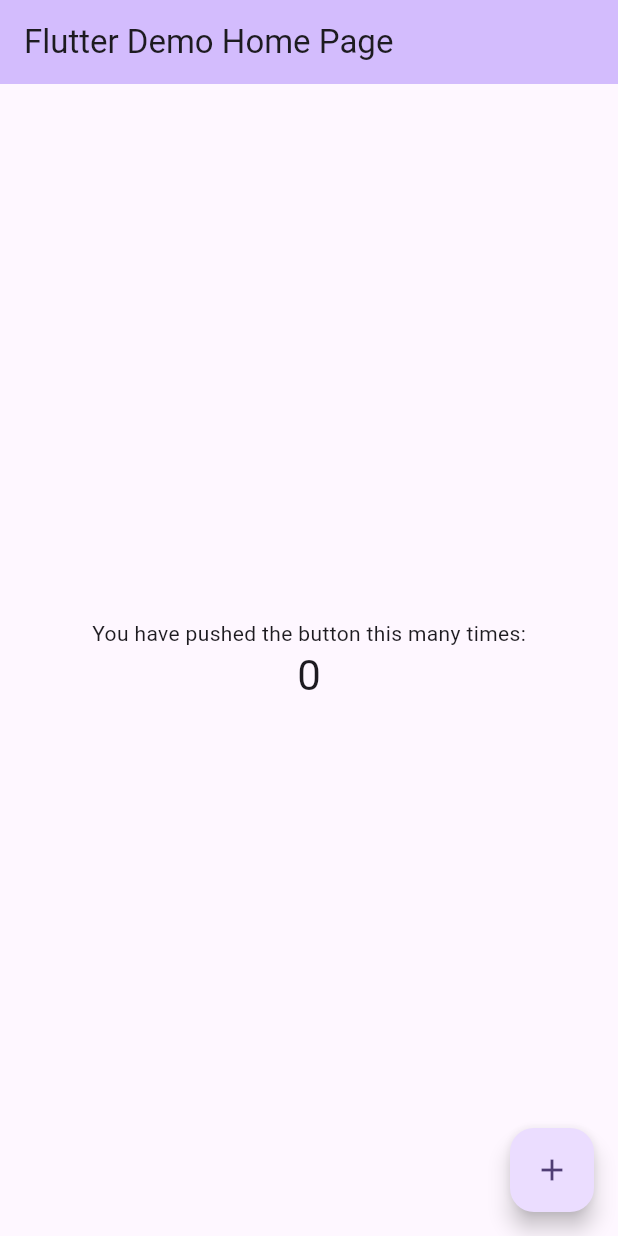
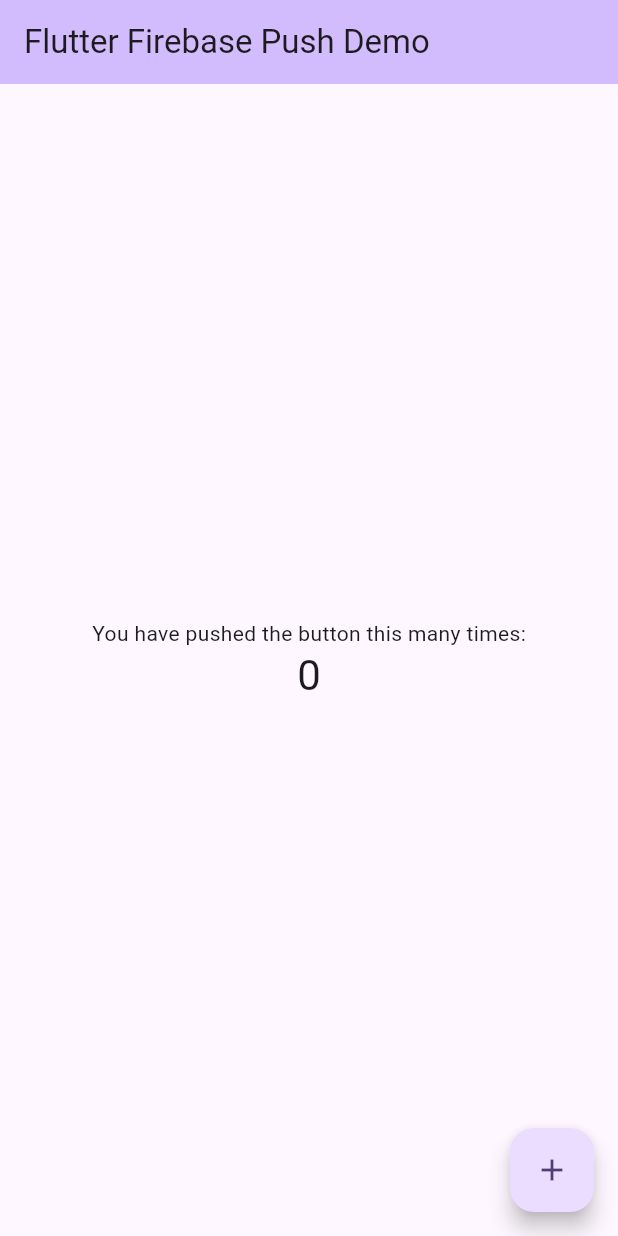
Before and after one commit to codexnoise/flutter_firebase_push, a Flutter app: the screen it shows after launch, on a phone screen of 412 x 824 dp. Run offline on Flutter 3.47's test engine with Material 3 defaults, Android fonts, the phone set to English and light mode, and no system bars.

```diff
--- a/lib/main.dart
+++ b/lib/main.dart
@@ -11,7 +11,7 @@ class MyApp extends StatelessWidget {
   @override
   Widget build(BuildContext context) {
     return MaterialApp(
-      title: 'Flutter Demo',
+      title: 'Flutter Firebase Push Demo',
       theme: ThemeData(
         // This is the theme of your application.
         //
@@ -32,7 +32,7 @@ class MyApp extends StatelessWidget {
         useMaterial3: true,
       ),
       debugShowCheckedModeBanner: false,
-      home: const MyHomePage(title: 'Flutter Demo Home Page'),
+      home: const MyHomePage(title: 'Flutter Firebase Push Demo'),
     );
   }
 }
```
Also changed, not shown: 1 other file.
